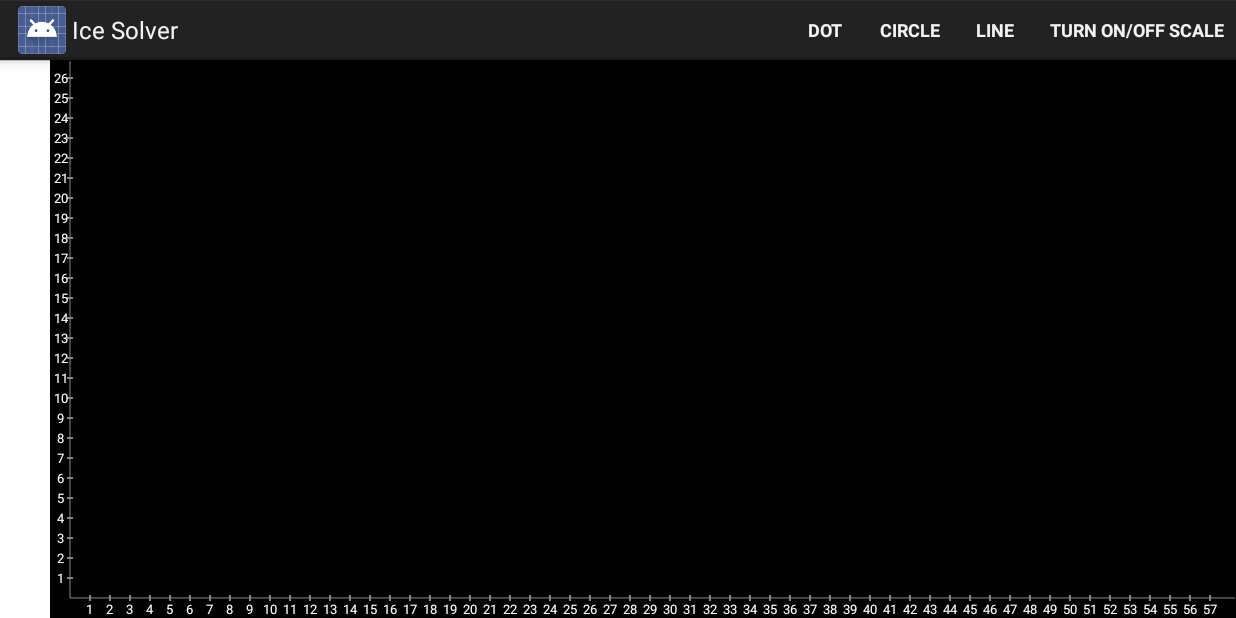
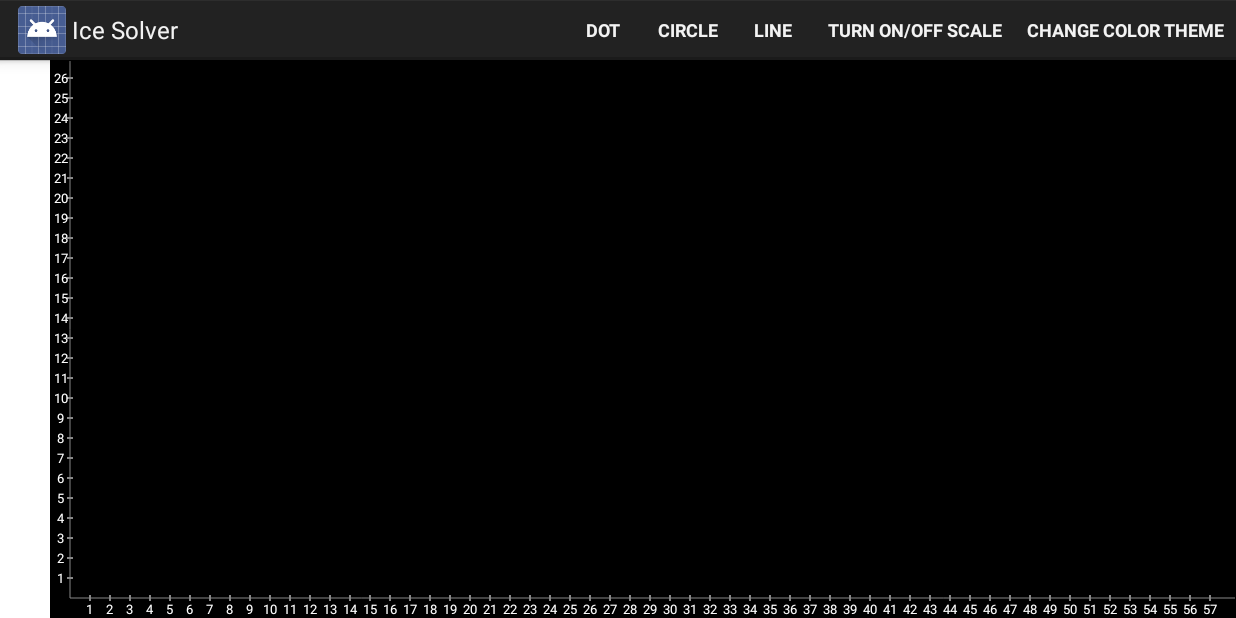
Before and after one commit to kolomiec/simple-solver, an Android app: the screen it shows after launch (MainActivity), on a phone screen of 824 x 412 dp (held sideways). Run offline under Robolectric (Android 15) with nearby library versions, the phone set to English and light mode, and no system bars.

Commit message:
Implemented color themes

```diff
--- a/Simplesolver/src/main/java/uk/ks/jarvis/solver/CoordinatePlane/CoordinateSystem.java
+++ b/Simplesolver/src/main/java/uk/ks/jarvis/solver/CoordinatePlane/CoordinateSystem.java
@@ -4,6 +4,7 @@ import android.graphics.Canvas;
 import android.graphics.Color;
 import android.graphics.Paint;
 import uk.ks.jarvis.solver.beans.Point;
+import uk.ks.jarvis.solver.utils.ColorTheme;
 
 /**
  * Created by sayenko on 8/10/13.
@@ -23,7 +24,7 @@ public class CoordinateSystem {
 
     public CoordinateSystem() {
         paint = new Paint();
-        paint.setColor(Color.WHITE);
+        paint.setColor(ColorTheme.LIGHT_COLOR);
     }
 
     public void draw(Canvas canvas) {
@@ -48,7 +49,7 @@ public class CoordinateSystem {
         for (int i = 0; i < labelsCount - 1; i++) {
             paint.setColor(Color.GRAY);
             canvas.drawLine(cursorPos.getX() - labelHeight, cursorPos.getY(), cursorPos.getX() + labelHeight, cursorPos.getY(), paint);
-            paint.setColor(Color.WHITE);
+            paint.setColor(ColorTheme.LIGHT_COLOR);
             canvas.drawText(getString(i + 1), cursorPos.getX() - labelHeight - textWidth, cursorPos.getY() + magicNumber, paint);
             cursorPos.setY(cursorPos.getY() - labelStep);
         }
@@ -71,7 +72,7 @@ public class CoordinateSystem {
         for (int i = 0; i < labelsCount - 1; i++) {
             paint.setColor(Color.GRAY);
             canvas.drawLine(cursorPos.getX(), cursorPos.getY() - labelHeight, cursorPos.getX(), cursorPos.getY() + labelHeight, paint);
-            paint.setColor(Color.WHITE);
+            paint.setColor(ColorTheme.LIGHT_COLOR);
             canvas.drawText(getString(i + 1), cursorPos.getX() - magicNumber, cursorPos.getY() + labelHeight + textWidth, paint);
             cursorPos.setX(cursorPos.getX() + labelStep);
         }
--- a/Simplesolver/src/main/java/uk/ks/jarvis/solver/fragments/BaseHolderFragment.java
+++ b/Simplesolver/src/main/java/uk/ks/jarvis/solver/fragments/BaseHolderFragment.java
@@ -6,6 +6,7 @@ import android.support.v4.app.Fragment;
 import android.view.*;
 import uk.ks.jarvis.solver.R;
 import uk.ks.jarvis.solver.holders.BaseHolder;
+import uk.ks.jarvis.solver.utils.ColorTheme;
 
 /**
  * Created by sayenko on 7/14/13.
@@ -61,7 +62,10 @@ public class BaseHolderFragment extends Fragment {
             case R.id.Scale:
                 ((BaseHolder)baseHolder).setShowScale();
                 return true;
-
+            case R.id.Theme:
+                ColorTheme.changeTheme();
+                baseHolder.invalidate();
+                return true;
             default:
                 return super.onOptionsItemSelected(item);
         }
--- a/Simplesolver/src/main/java/uk/ks/jarvis/solver/holders/BaseHolder.java
+++ b/Simplesolver/src/main/java/uk/ks/jarvis/solver/holders/BaseHolder.java
@@ -2,7 +2,6 @@ package uk.ks.jarvis.solver.holders;
 
 import android.content.Context;
 import android.graphics.Canvas;
-import android.graphics.Color;
 import android.graphics.Paint;
 import android.support.v4.app.FragmentActivity;
 import android.view.MotionEvent;
@@ -14,6 +13,7 @@ import uk.ks.jarvis.solver.beans.Point;
 import uk.ks.jarvis.solver.fragments.CreateFigureDialog;
 import uk.ks.jarvis.solver.fragments.ShapeDialog;
 import uk.ks.jarvis.solver.shapes.*;
+import uk.ks.jarvis.solver.utils.ColorTheme;
 
 import java.util.ArrayList;
 import java.util.List;
@@ -215,7 +215,7 @@ public class BaseHolder extends View implements View.OnTouchListener, View.OnLon
             coordinateSystem = new CoordinateSystem();
             coordinateSystemCreated = true;
         }
-        canvas.drawColor(Color.BLACK);
+        canvas.drawColor(ColorTheme.DARK_COLOR);
         paint.setStrokeWidth(4);
         for (ShapeList shape : shapes) {
             shape.draw(canvas, p);
--- a/Simplesolver/src/main/java/uk/ks/jarvis/solver/utils/StaticData.java
+++ b/Simplesolver/src/main/java/uk/ks/jarvis/solver/utils/StaticData.java
@@ -24,7 +24,7 @@ public class StaticData {
 
     public static int getRandomColor() {
         Random rand = new Random();
-        return Color.argb(250, rand.nextInt(156) + 100, rand.nextInt(156) + 100, rand.nextInt(156) + 100);
+        return Color.argb(250, rand.nextInt(156) + 50, rand.nextInt(156) + 50, rand.nextInt(156) + 50);
     }
 
     public static double getLengthBetweenTwoPoints(Point point1, Point point2) {
@@ -33,7 +33,7 @@ public class StaticData {
 
     public static void drawTextWithShadow(Canvas canvas, String label, float x, float y) {
         canvas.drawText(label, x + 1, y + 2, StaticData.getLabelPaint(Color.GRAY));
-        canvas.drawText(label, x, y, StaticData.getLabelPaint(Color.WHITE));
+        canvas.drawText(label, x, y, StaticData.getLabelPaint(ColorTheme.LIGHT_COLOR));
     }
 
     public static void setPoint(Point point, float x, float y) {
--- a/Simplesolver/src/main/res/menu/main_menu.xml
+++ b/Simplesolver/src/main/res/menu/main_menu.xml
@@ -13,4 +13,7 @@
     <item android:id="@+id/Scale"
           android:title="@string/scale"
           android:showAsAction="always"/>
+    <item android:id="@+id/Theme"
+          android:title="@string/theme"
+          android:showAsAction="always"/>
 </menu>
--- a/Simplesolver/src/main/res/values/strings.xml
+++ b/Simplesolver/src/main/res/values/strings.xml
@@ -12,4 +12,5 @@
     <string name="line">Line</string>
     <string name="cancelButton">Cancel</string>
     <string name="scale">Turn on/off scale</string>
+    <string name="theme">Change color theme</string>
 </resources>
```
Also changed, not shown: Simplesolver/src/main/java/uk/ks/jarvis/solver/utils/ColorTheme.java (added, +35 -0 lines).
